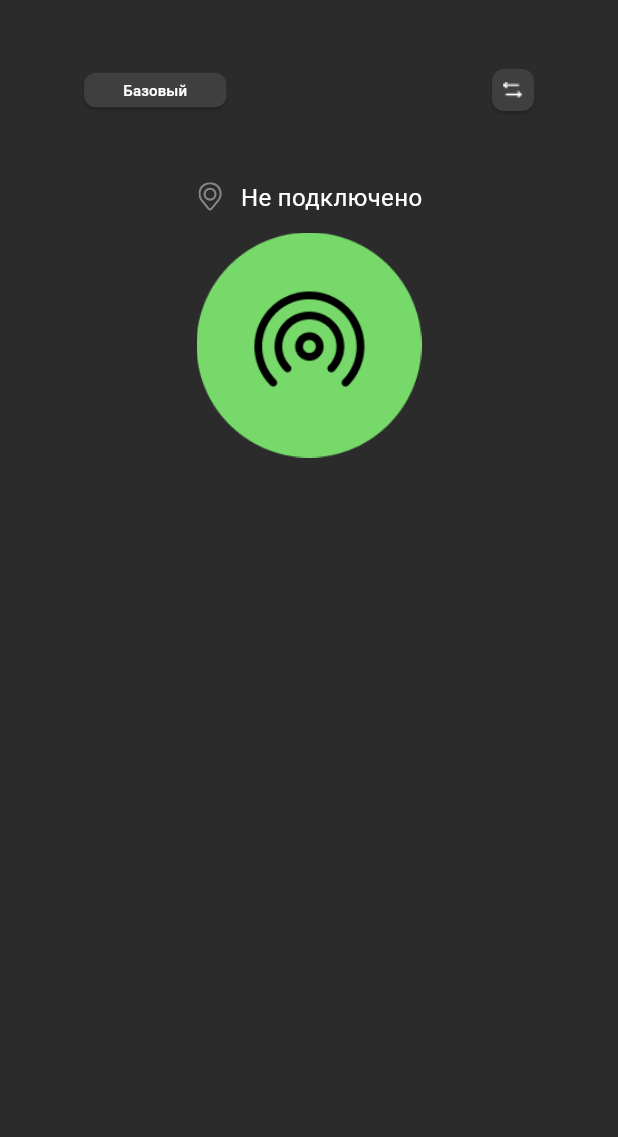
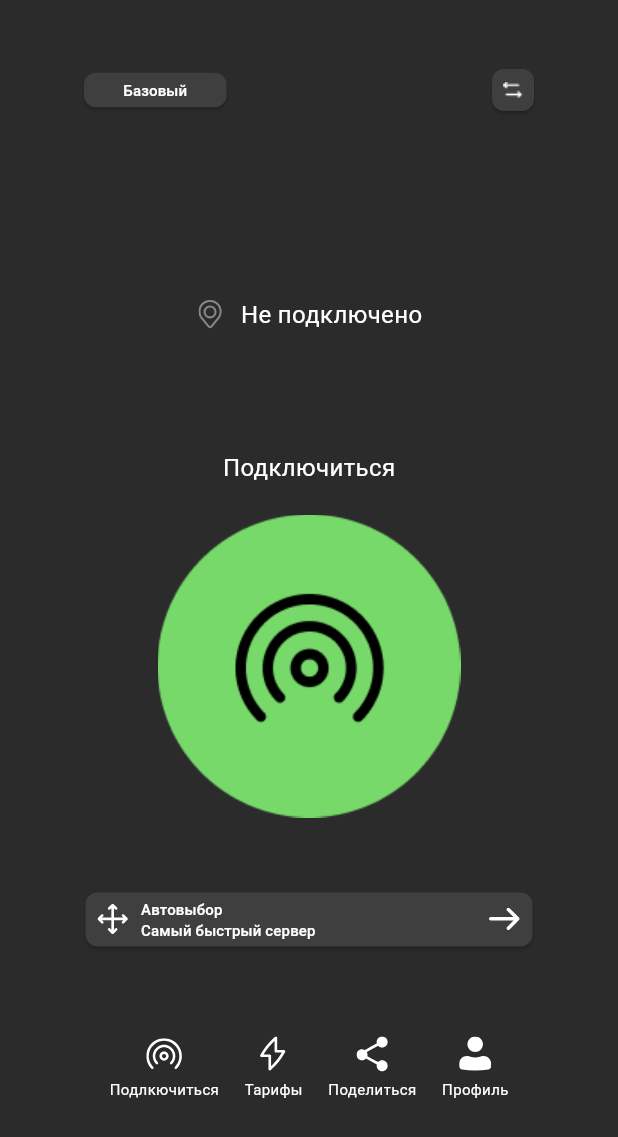
Before and after one commit to PPavell234/flutterproj, a Flutter app: the screen it shows after launch, on a phone screen of 412 x 824 dp. Shown: the top 1137 px of the screen. Run offline on Flutter 3.47's test engine with Material 3 defaults, Android fonts, the phone set to English and light mode, and no system bars; our stand-ins replace flutter_svg.

Commit message:
Добавление нижней панели

```diff
--- a/lib/pages/pageM.dart
+++ b/lib/pages/pageM.dart
@@ -71,9 +71,12 @@ class _PageMState extends State<PageM> {
                 ),
               ),
 
-              Row(
+              SizedBox(
+                child:    Row(
                   mainAxisSize: MainAxisSize.min, //цетрумем Row
                   children: [
+                    const SizedBox(height: 180),
+
                     SvgPicture.asset(
                       'images/IconP5.svg',
                       width: 20,
@@ -87,19 +90,153 @@ class _PageMState extends State<PageM> {
                     ),
                   ],
                 ),
+              ),
+
+              Column(
+                children: [
+                  const Text(
+                    'Подключиться',  //
+                    style: TextStyle(fontSize: 16, color: Colors.white),
+                  ),
+                  const SizedBox(height: 20),  // height, а не width (вертикальный отступ)
+                  Image.asset(
+                    'images/Group4.png',
+                    width: 202,
+                    height: 202,
+                  ),
+                  const SizedBox(height: 50),
+
+                ],
+              ),
+
+              // Кнопка с Row внутри
+              SizedBox(
+                width: 298,
+                height: 36,
+                child: ElevatedButton(
+                  onPressed: () {},
+                  style: ElevatedButton.styleFrom(
+                    backgroundColor: const Color(0xFF3F3F3F),
+                    padding: EdgeInsets.zero,
+                    shape: RoundedRectangleBorder(
+                      borderRadius: BorderRadius.circular(8),
+                    ),
+                  ),
+                  child: Row(
+                    mainAxisAlignment: MainAxisAlignment.spaceBetween,
+                    crossAxisAlignment: CrossAxisAlignment.center,
+                    children: [
+                      const SizedBox(width: 8),
+
+                      // SVG иконка 1
+                      SvgPicture.asset(
+                        'images/IconPage1.svg',
+                        width: 21,
+                        height: 21,
+                        colorFilter: const ColorFilter.mode(Colors.white, BlendMode.srcIn),
+                      ),
+
+                      const SizedBox(width: 8),
+
+                      const Expanded(
+                        child: Column(
+                          crossAxisAlignment: CrossAxisAlignment.start,
+                          mainAxisAlignment: MainAxisAlignment.center,
+                          children: [
+                            Text(
+                              'Автовыбор',
+                              style: TextStyle(fontSize: 10, color: Colors.white),
+                              maxLines: 1,
+                              overflow: TextOverflow.ellipsis,
+                            ),
+                            Text(
+                              'Самый быстрый сервер',
+                              style: TextStyle(fontSize: 10, color: Colors.white),
+                              maxLines: 1,
+                              overflow: TextOverflow.ellipsis,
+                            ),
+                          ],
+                        ),
+                      ),
+
+                      SvgPicture.asset(
+                        'images/IconPage2.svg',
+                        width: 21,
+                        height: 21,
+                        colorFilter: const ColorFilter.mode(Colors.white, BlendMode.srcIn),
+                      ),
+
+                      const SizedBox(width: 8),
+                    ],
+                  ),
+                ),
+              ),
+              // Нижняя навигация
+              Container(
+                padding: const EdgeInsets.only(top: 60),
+
+                child: Row(
+                  mainAxisAlignment: MainAxisAlignment.spaceEvenly,
+                  crossAxisAlignment: CrossAxisAlignment.center,
+                  children: [
+                    BottomItemSvg(asset: 'images/IconP1.svg', label: 'Подлкючиться'),
+                    BottomItemSvg(asset: 'images/IconP2.svg', label: 'Тарифы'),
+                    BottomItemSvg(asset: 'images/IconP3.svg', label: 'Поделиться'),
+                    BottomItemSvg(asset: 'images/IconP4.svg', label: 'Профиль'),
+                  ],
+                ),
+              )
 
 
-              const SizedBox(height: 12),
-              Image.asset(
-                'images/Group4.png',
-                width: 150,
-                height: 150,
-              ),
-              const SizedBox(height: 12),
+
+
+
+
+
             ],
           ),
         ),
       ),
     );
   }
+
 }
+// САМ ВИДЖЕТ - разместите его внизу файла или в отдельном файле
+class BottomItemSvg extends StatelessWidget {
+  final String asset;
+  final String label;  // 👈 добавляем текст
+  final VoidCallback? onTap;
+
+  const BottomItemSvg({
+    super.key,
+    required this.asset,
+    required this.label,  // 👈 обязательный параметр
+    this.onTap,
+  });
+
+  @override
+  Widget build(BuildContext context) {
+    return GestureDetector(
+      onTap: onTap,
+      child: Column(
+        mainAxisAlignment: MainAxisAlignment.center,
+        children: [
+          SvgPicture.asset(
+            asset,
+            width: 24,
+            height: 24,
+            colorFilter: const ColorFilter.mode(Colors.white, BlendMode.srcIn),
+          ),
+          const SizedBox(height: 4),
+          Text(
+            label,
+            style: const TextStyle(
+              fontSize: 10,
+              color: Colors.white,
+            ),
+          ),
+        ],
+      ),
+    );
+  }
+}
```
Also changed, not shown: images/IconP1.svg (added), images/IconP2.svg (added), images/IconP3.svg (added), images/IconP4.svg (added), images/IconPage1.svg (added), images/IconPage2.svg (added). Lines whose indentation alone changed are shown as unchanged.
